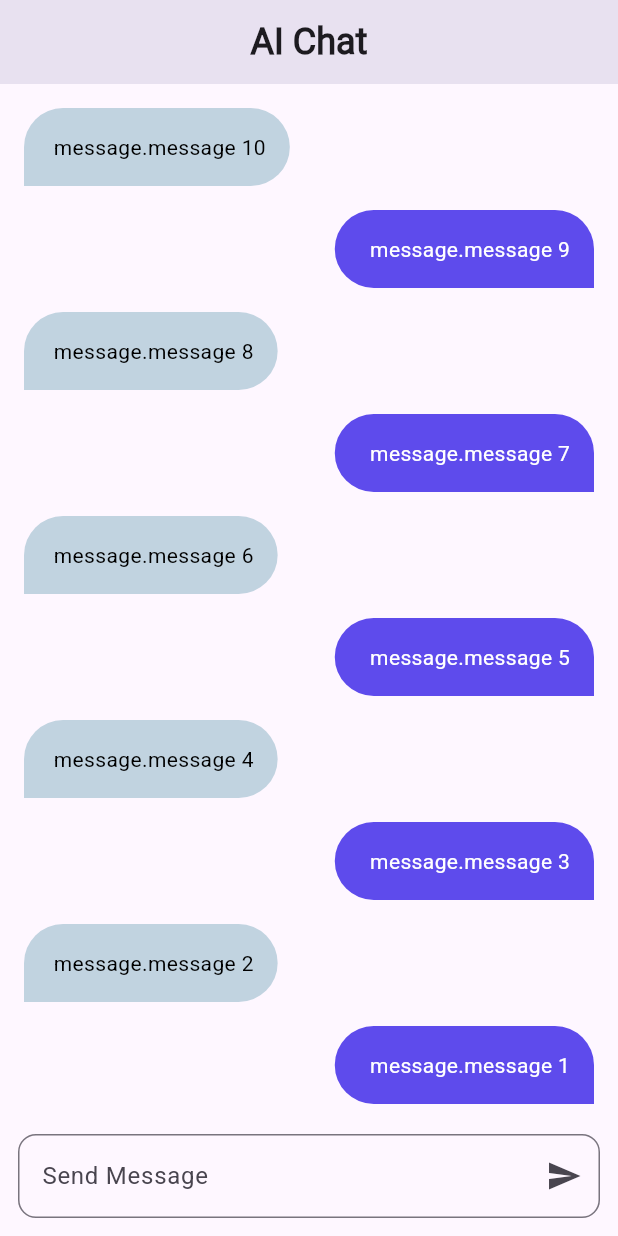
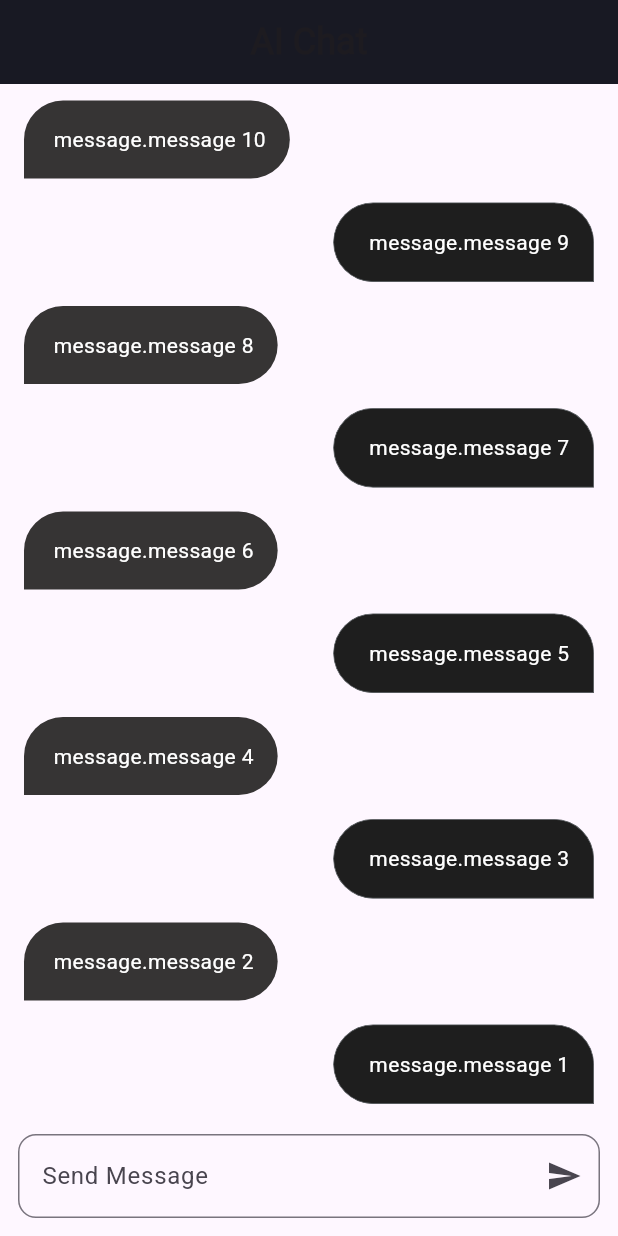
Before and after one commit to taha-majdlawi/smart-Dictionary_app, a Flutter app: the ChatScreen screen opened directly, on a phone screen of 412 x 824 dp. Run offline on Flutter 3.47's test engine with Material 3 defaults, Android fonts, the phone set to English and light mode, and no system bars; our stand-ins replace iconly, shared_preferences; accounts and stored records are empty.

Commit message:
feat: update chat bubble styling and enable page scrolling in root screen

```diff
--- a/lib/root_screend.dart
+++ b/lib/root_screend.dart
@@ -38,7 +38,7 @@ class _RootScreenState extends State<RootScreen> {
       body: PageView(
         controller: pageController,
         children: screens,
-        physics: NeverScrollableScrollPhysics(),
+     //  physics: NeverScrollableScrollPhysics(),
       ),
 
       bottomNavigationBar: NavigationBar(
--- a/lib/screens/chat_screen.dart
+++ b/lib/screens/chat_screen.dart
@@ -4,8 +4,6 @@ import 'package:smart_dictionary_app/core/constants/app_text_styles.dart';
 import 'package:smart_dictionary_app/widgets/chat_buble.dart';
 import 'package:smart_dictionary_app/widgets/show_msegs_widget.dart';
 import 'package:smart_dictionary_app/widgets/title_text.dart';
-
-
 
 class ChatScreen extends StatelessWidget {
   @override
@@ -15,6 +13,7 @@ class ChatScreen extends StatelessWidget {
   Widget build(BuildContext context) {
     return Scaffold(
       appBar: AppBar(
+        backgroundColor: AppColors.darkScaffoldColor,
         title: Text('AI Chat', style: AppTextStyles.textStyle1),
         centerTitle: true,
       ),
--- a/lib/widgets/chat_buble.dart
+++ b/lib/widgets/chat_buble.dart
@@ -12,13 +12,17 @@ class ChatBuble extends StatelessWidget {
       child: Container(
         padding: const EdgeInsets.all(16),
         margin: const EdgeInsets.symmetric(horizontal: 16, vertical: 8),
-        decoration: const BoxDecoration(
-          borderRadius: BorderRadius.only(
+        decoration: BoxDecoration(
+          border: Border.all(
+            color: const Color.fromARGB(255, 87, 92, 95),
+            width: .5,
+          ),
+          borderRadius: const BorderRadius.only(
             topRight: Radius.circular(32),
             topLeft: Radius.circular(32),
             bottomLeft: Radius.circular(32),
           ),
-          color: AppColors.darkPrimary,
+          color: const Color(0xFF1E1E1E),
         ),
         child: Text(
           '  message.message $a',
@@ -45,11 +49,11 @@ class ChatBubleForFriend extends StatelessWidget {
             topLeft: Radius.circular(32),
             bottomRight: Radius.circular(32),
           ),
-          color: Color.fromARGB(255, 193, 211, 224),
+          color: const Color.fromARGB(255, 54, 52, 52),
         ),
         child: Text(
           ' message.message $a',
-          style: const TextStyle(color: Colors.black),
+          style: const TextStyle(color: Colors.white),
         ),
       ),
     );
```
